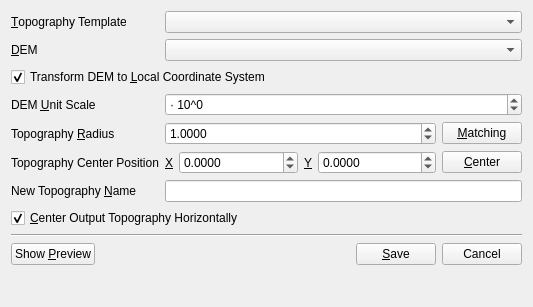
Above: gui/widgets/DEMWidget.ui from kateyy/geohazardvis before the change. Below: the same form after it.
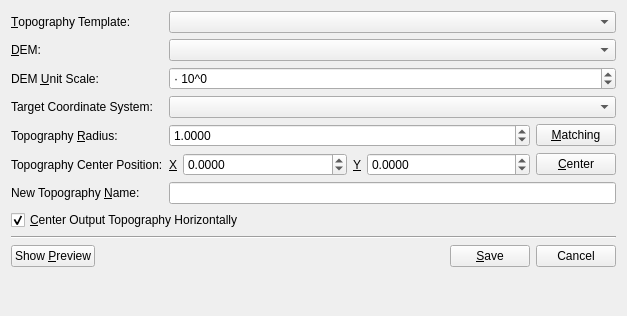
That is the form after the change. Custom widgets are drawn as their Qt base class.

Commit message:
Implement Image geo<->local transformation, adjust DEMWidget
* generalization of the SimpleDEMGeoCoordToLocalFilter for both directions
* Use both transforms in ImageDataObject
* DEMWidget doesn't provide a "transform DEM to local" option, but instead allows to transform the DEM into a supported target coordinate system

The edit to the form file:
```diff
--- a/gui/widgets/DEMWidget.ui
+++ b/gui/widgets/DEMWidget.ui
@@ -6,8 +6,8 @@
    <rect>
     <x>0</x>
     <y>0</y>
-    <width>533</width>
-    <height>307</height>
+    <width>627</width>
+    <height>316</height>
    </rect>
   </property>
   <property name="sizePolicy">
@@ -23,7 +23,7 @@
    <item row="0" column="0">
     <widget class="QLabel" name="label">
      <property name="text">
-      <string>&amp;Topography Template</string>
+      <string>&amp;Topography Template:</string>
      </property>
      <property name="buddy">
       <cstring>topoTemplateCombo</cstring>
@@ -36,7 +36,7 @@
    <item row="2" column="0">
     <widget class="QLabel" name="label_2">
      <property name="text">
-      <string>&amp;DEM</string>
+      <string>&amp;DEM:</string>
      </property>
      <property name="buddy">
       <cstring>demCombo</cstring>
@@ -49,7 +49,7 @@
    <item row="4" column="0">
     <widget class="QLabel" name="label_7">
      <property name="text">
-      <string>DEM &amp;Unit Scale</string>
+      <string>DEM &amp;Unit Scale:</string>
      </property>
      <property name="buddy">
       <cstring>demUnitScaleSpinBox</cstring>
@@ -72,17 +72,24 @@
      </property>
     </widget>
    </item>
-   <item row="5" column="0">
+   <item row="5" column="1">
+    <widget class="QComboBox" name="targetCoordinateSystemComboBox">
+     <property name="currentIndex">
+      <number>-1</number>
+     </property>
+    </widget>
+   </item>
+   <item row="6" column="0">
     <widget class="QLabel" name="label_4">
      <property name="text">
-      <string>Topography &amp;Radius</string>
+      <string>Topography &amp;Radius:</string>
      </property>
      <property name="buddy">
       <cstring>topographyRadiusSpinBox</cstring>
      </property>
     </widget>
    </item>
-   <item row="5" column="1">
+   <item row="6" column="1">
     <widget class="QWidget" name="widget_3" native="true">
      <layout class="QGridLayout" name="gridLayout_3">
       <property name="leftMargin">
@@ -129,14 +136,14 @@
      </layout>
     </widget>
    </item>
-   <item row="6" column="0">
+   <item row="7" column="0">
     <widget class="QLabel" name="label_5">
      <property name="text">
-      <string>Topography Center Position</string>
+      <string>Topography Center Position:</string>
      </property>
     </widget>
    </item>
-   <item row="6" column="1">
+   <item row="7" column="1">
     <widget class="QWidget" name="widget_2" native="true">
      <layout class="QHBoxLayout" name="horizontalLayout">
       <property name="leftMargin">
@@ -225,24 +232,24 @@
      </layout>
     </widget>
    </item>
-   <item row="7" column="0">
+   <item row="8" column="0">
     <widget class="QLabel" name="label_3">
      <property name="text">
-      <string>New Topography &amp;Name</string>
+      <string>New Topography &amp;Name:</string>
      </property>
      <property name="buddy">
       <cstring>newTopoModelName</cstring>
      </property>
     </widget>
    </item>
-   <item row="7" column="1">
+   <item row="8" column="1">
     <widget class="QLineEdit" name="newTopoModelName">
      <property name="clearButtonEnabled">
       <bool>true</bool>
      </property>
     </widget>
    </item>
-   <item row="8" column="0" colspan="2">
+   <item row="9" column="0" colspan="2">
     <widget class="QCheckBox" name="centerOutputTopographyCheckBox">
      <property name="text">
       <string>&amp;Center Output Topography Horizontally</string>
@@ -252,14 +259,14 @@
      </property>
     </widget>
    </item>
-   <item row="9" column="0" colspan="2">
+   <item row="10" column="0" colspan="2">
     <widget class="Line" name="line">
      <property name="orientation">
       <enum>Qt::Horizontal</enum>
      </property>
     </widget>
    </item>
-   <item row="10" column="0" colspan="2">
+   <item row="11" column="0" colspan="2">
     <widget class="QWidget" name="widget" native="true">
      <layout class="QGridLayout" name="gridLayout_2">
       <property name="leftMargin">
@@ -311,13 +318,10 @@
      </layout>
     </widget>
    </item>
-   <item row="3" column="0" colspan="2">
-    <widget class="QCheckBox" name="demToLocalCoordsCheckBox">
+   <item row="5" column="0">
+    <widget class="QLabel" name="label_8">
      <property name="text">
-      <string>Transform DEM to &amp;Local Coordinate System</string>
-     </property>
-     <property name="checked">
-      <bool>true</bool>
+      <string>Target Coordinate System:</string>
      </property>
     </widget>
    </item>
```
Left out of the diff: 1 changed line with no effect on the pictures. The commit also changes 11 other files.
